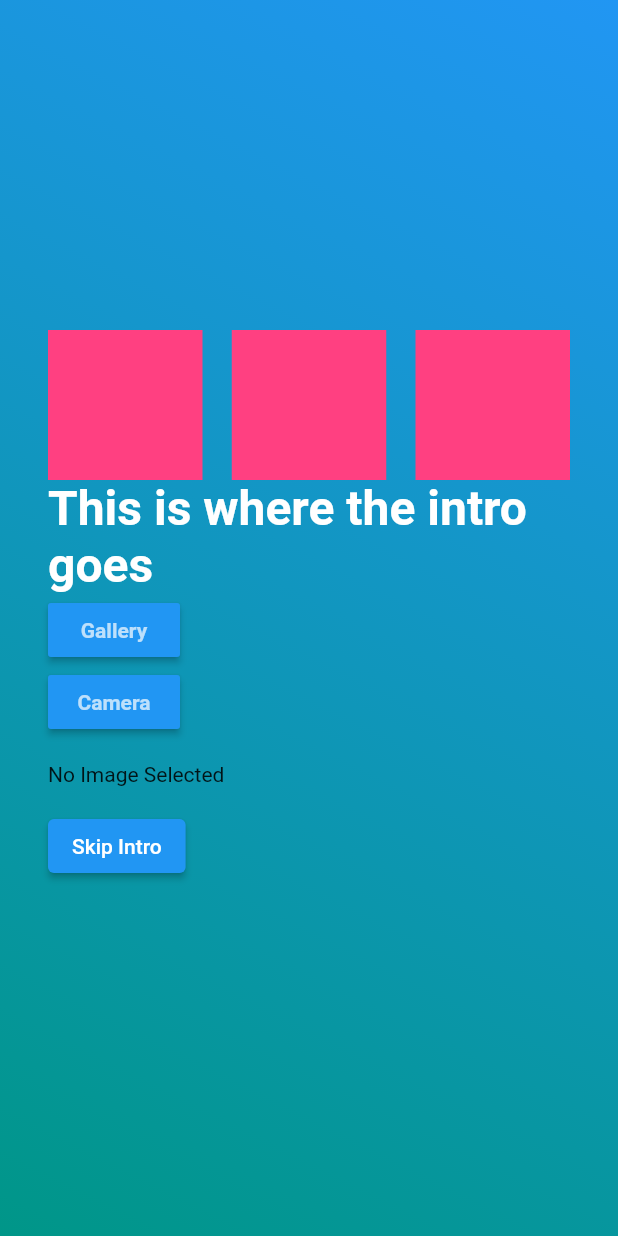
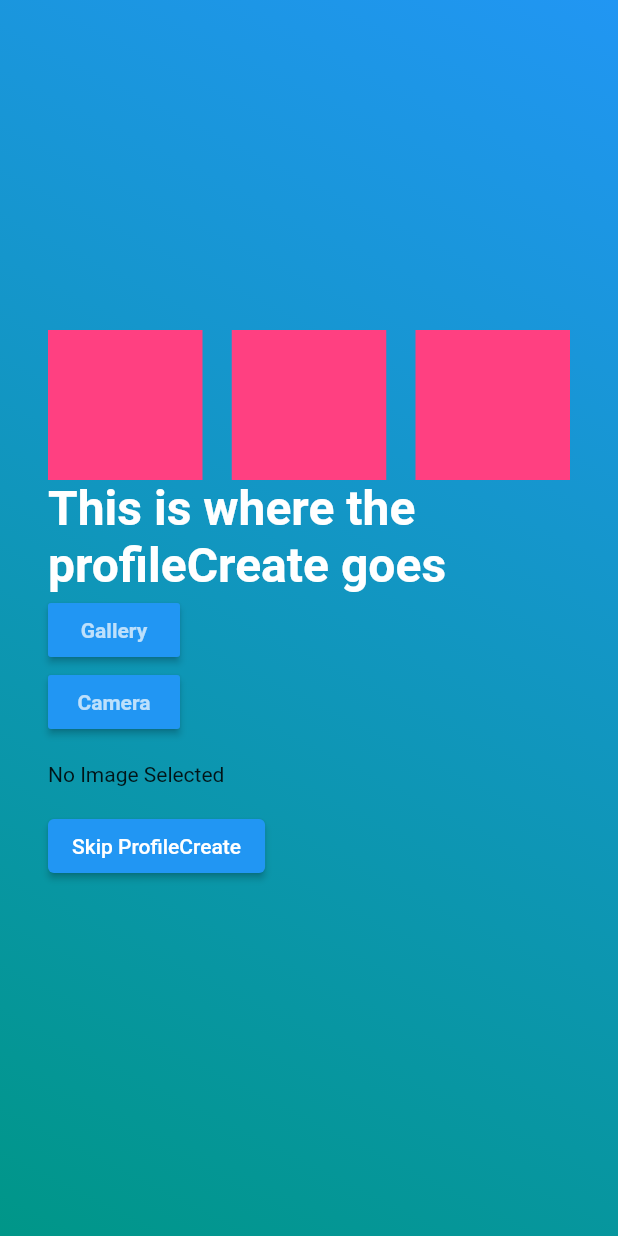
Before and after one commit to mgehrls/nerdyTinderClone, a Flutter app: the screen it shows after launch, on a phone screen of 412 x 824 dp. Run offline on Flutter 3.47's test engine with Material 2 defaults, Android fonts, the phone set to English and light mode, and no system bars; our stand-ins replace cloud_firestore, firebase_auth, firebase_core, fluttertoast, go_router, image_picker and 1 more; accounts and stored records are empty.

Commit message:
renamed intro > profile_create

```diff
--- a/lib/models/app_page_extension.dart
+++ b/lib/models/app_page_extension.dart
@@ -5,7 +5,7 @@ enum AppPage {
   home,
   chat,
   register,
-  intro,
+  profileCreate,
   profile,
   settings,
 }
@@ -29,8 +29,8 @@ extension AppPageExtension on AppPage {
       case AppPage.register:
         return "/register";
 
-      case AppPage.intro:
-        return "/intro";
+      case AppPage.profileCreate:
+        return "/profileCreate";
 
       case AppPage.profile:
         return "/profile";
@@ -61,7 +61,7 @@ extension AppPageExtension on AppPage {
       case AppPage.register:
         return "REGISTER";
 
-      case AppPage.intro:
+      case AppPage.profileCreate:
         return "INTRO";
 
       case AppPage.profile:
--- a/lib/providers/app_router.dart
+++ b/lib/providers/app_router.dart
@@ -2,7 +2,7 @@ import 'package:fantascan/models/app_page_extension.dart';
 import 'package:fantascan/providers/app_state_provider.dart';
 import 'package:fantascan/providers/db_provider.dart';
 import 'package:fantascan/screens/chat_screen.dart';
-import 'package:fantascan/screens/intro_screen.dart';
+import 'package:fantascan/screens/profile_create_screen.dart';
 import 'package:fantascan/screens/login_screen.dart';
 import 'package:fantascan/screens/onboard_screen.dart';
 import 'package:fantascan/screens/profile_screen.dart';
@@ -60,9 +60,9 @@ class AppRouter {
             name: AppPage.register.routeName,
             builder: (context, state) => const RegistrationWidget()),
         GoRoute(
-          path: AppPage.intro.routePath,
-          name: AppPage.intro.routeName,
-          builder: (context, state) => const IntroScreen(),
+          path: AppPage.profileCreate.routePath,
+          name: AppPage.profileCreate.routeName,
+          builder: (context, state) => const ProfileCreateScreen(),
         ),
         GoRoute(
           path: AppPage.profile.routePath,
@@ -80,7 +80,7 @@ class AppRouter {
       redirect: (context, state) {
         //define paths for redirect
         final String profileCreatePath =
-            state.namedLocation(AppPage.intro.routeName);
+            state.namedLocation(AppPage.profileCreate.routeName);
         final String onboardPath =
             state.namedLocation(AppPage.onboard.routeName);
         bool isOnboarding = state.location == onboardPath;
--- a/lib/screens/intro_screen.dart
+++ b/lib/screens/profile_create_screen.dart
@@ -1,23 +1,21 @@
 import 'dart:io';
-
 import 'package:fantascan/providers/app_state_provider.dart';
 import 'package:flutter/material.dart';
 import 'package:flutter/services.dart';
 import 'package:go_router/go_router.dart';
 import 'package:image_picker/image_picker.dart';
 import 'package:provider/provider.dart';
-import 'package:shared_preferences/shared_preferences.dart';
 
-class IntroScreen extends StatefulWidget {
-  const IntroScreen({super.key});
+class ProfileCreateScreen extends StatefulWidget {
+  const ProfileCreateScreen({super.key});
 
   @override
   State<StatefulWidget> createState() {
-    return _IntroScreenState();
+    return _ProfileCreateScreenState();
   }
 }
 
-class _IntroScreenState extends State<IntroScreen> {
+class _ProfileCreateScreenState extends State<ProfileCreateScreen> {
   String? name;
   int? age;
   File? image;
@@ -71,7 +69,7 @@ class _IntroScreenState extends State<IntroScreen> {
                   ],
                 ),
                 const Text(
-                  'This is where the intro goes',
+                  'This is where the profileCreate goes',
                   style: TextStyle(
                     color: Colors.white,
                     fontSize: 32,
@@ -108,7 +106,7 @@ class _IntroScreenState extends State<IntroScreen> {
                     provider.profileCreated();
                     GoRouter.of(context).go('/');
                   },
-                  child: const Text('Skip Intro'),
+                  child: const Text('Skip ProfileCreate'),
                 ),
                 const SizedBox(height: 16),
               ]),
--- a/lib/screens/registration_screen.dart
+++ b/lib/screens/registration_screen.dart
@@ -143,7 +143,7 @@ class _RegistrationWidgetState extends State<RegistrationWidget> {
                 if (await db.checkUser(FirebaseAuth.instance.currentUser!.uid))
                   {GoRouter.of(context).go('/')}
                 else
-                  {GoRouter.of(context).go('/intro')}
+                  {GoRouter.of(context).go('/profileCreate')}
               });
     } catch (e) {
       setState(() {
@@ -152,7 +152,7 @@ class _RegistrationWidgetState extends State<RegistrationWidget> {
     }
 
     if (FirebaseAuth.instance.currentUser != null) {
-      GoRouter.of(context).go('/intro');
+      GoRouter.of(context).go('/profileCreate');
     }
   }
 }
```
